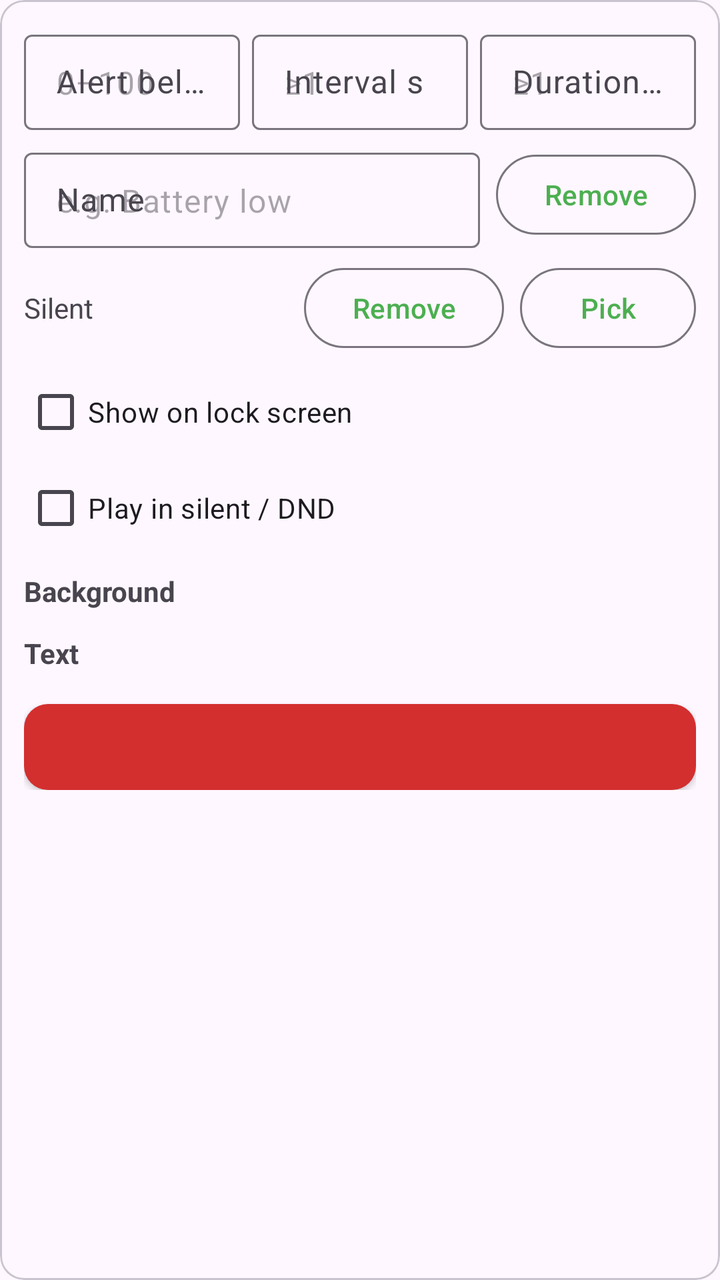
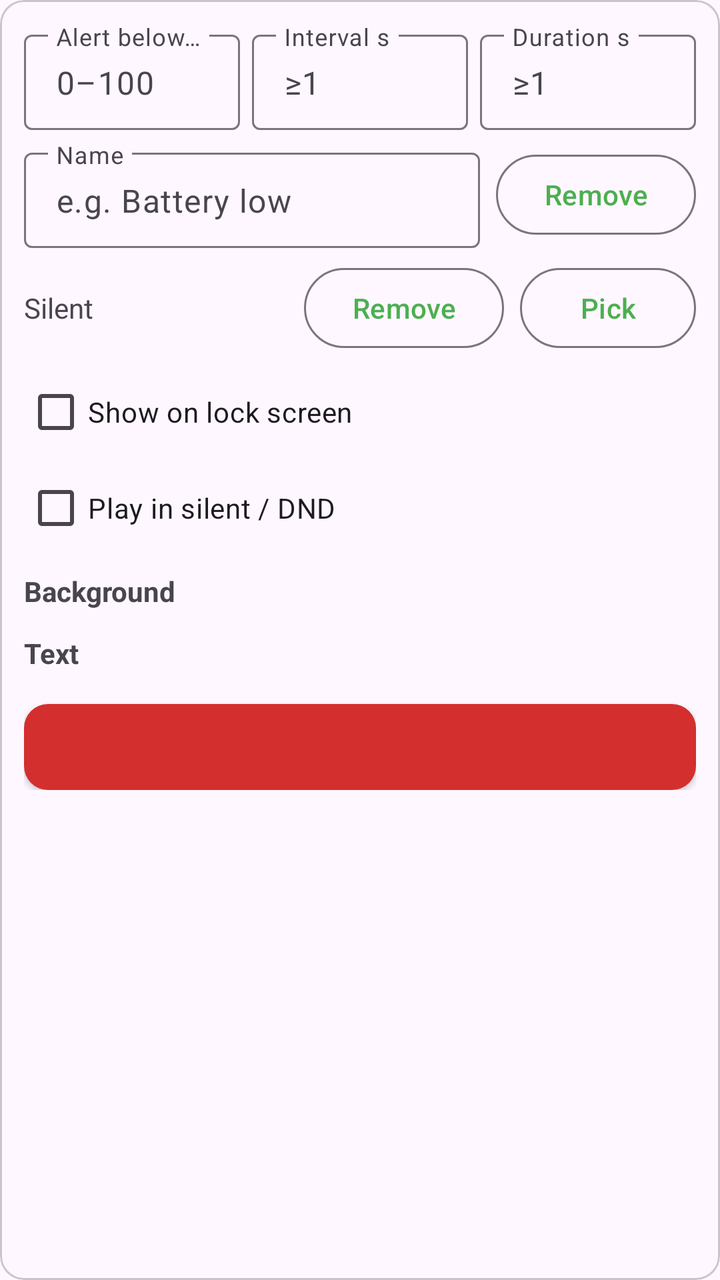

Before-and-after screenshots of an Android layout around one commit, followed by the original layout XML and the change that was made.
<!-- AndroidManifest.xml: application theme Theme.BattWarn -->
<!-- res/layout/item_threshold.xml -->
<?xml version="1.0" encoding="utf-8"?>
<com.google.android.material.card.MaterialCardView xmlns:android="http://schemas.android.com/apk/res/android"
    xmlns:app="http://schemas.android.com/apk/res-auto"
    android:layout_width="match_parent"
    android:layout_height="wrap_content"
    android:layout_marginTop="8dp"
    app:cardCornerRadius="12dp">

    <LinearLayout
        android:layout_width="match_parent"
        android:layout_height="wrap_content"
        android:orientation="vertical"
        android:padding="12dp">

        <LinearLayout
            android:layout_width="match_parent"
            android:layout_height="wrap_content"
            android:baselineAligned="false"
            android:orientation="horizontal">

            <com.google.android.material.textfield.TextInputLayout
                android:id="@+id/level_layout"
                style="@style/Widget.Material3.TextInputLayout.OutlinedBox.Dense"
                android:layout_width="0dp"
                android:layout_height="wrap_content"
                android:layout_marginEnd="6dp"
                android:layout_weight="1"
                android:hint="@string/label_level">

                <com.google.android.material.textfield.TextInputEditText
                    android:id="@+id/level_field"
                    android:layout_width="match_parent"
                    android:layout_height="wrap_content"
                    android:hint="@string/hint_percent"
                    android:inputType="number"
                    android:maxLines="1" />
            </com.google.android.material.textfield.TextInputLayout>

            <com.google.android.material.textfield.TextInputLayout
                android:id="@+id/interval_layout"
                style="@style/Widget.Material3.TextInputLayout.OutlinedBox.Dense"
                android:layout_width="0dp"
                android:layout_height="wrap_content"
                android:layout_marginEnd="6dp"
                android:layout_weight="1"
                android:hint="@string/label_interval">

                <com.google.android.material.textfield.TextInputEditText
                    android:id="@+id/interval_field"
                    android:layout_width="match_parent"
                    android:layout_height="wrap_content"
                    android:hint="@string/hint_seconds"
                    android:inputType="number"
                    android:maxLines="1" />
            </com.google.android.material.textfield.TextInputLayout>

            <com.google.android.material.textfield.TextInputLayout
                android:id="@+id/duration_layout"
                style="@style/Widget.Material3.TextInputLayout.OutlinedBox.Dense"
                android:layout_width="0dp"
                android:layout_height="wrap_content"
                android:layout_weight="1"
                android:hint="@string/label_duration">

                <com.google.android.material.textfield.TextInputEditText
                    android:id="@+id/duration_field"
                    android:layout_width="match_parent"
                    android:layout_height="wrap_content"
                    android:hint="@string/hint_seconds"
                    android:inputType="number"
                    android:maxLines="1" />
            </com.google.android.material.textfield.TextInputLayout>
        </LinearLayout>

        <LinearLayout
            android:layout_width="match_parent"
            android:layout_height="wrap_content"
            android:layout_marginTop="6dp"
            android:gravity="center_vertical"
            android:orientation="horizontal">

            <com.google.android.material.textfield.TextInputLayout
                android:id="@+id/name_layout"
                style="@style/Widget.Material3.TextInputLayout.OutlinedBox.Dense"
                android:layout_width="0dp"
                android:layout_height="wrap_content"
                android:layout_weight="1"
                android:hint="@string/label_name">

                <com.google.android.material.textfield.TextInputEditText
                    android:id="@+id/name_field"
                    android:layout_width="match_parent"
                    android:layout_height="wrap_content"
                    android:hint="@string/hint_name"
                    android:inputType="textCapSentences"
                    android:maxLines="1" />
            </com.google.android.material.textfield.TextInputLayout>

            <Button
                android:id="@+id/remove_threshold_button"
                style="@style/Widget.Material3.Button.OutlinedButton"
                android:layout_width="wrap_content"
                android:layout_height="wrap_content"
                android:layout_marginStart="8dp"
                android:text="@string/remove_threshold" />
        </LinearLayout>

        <LinearLayout
            android:layout_width="match_parent"
            android:layout_height="wrap_content"
            android:layout_marginTop="6dp"
            android:gravity="center_vertical"
            android:orientation="horizontal">

            <TextView
                android:id="@+id/sound_value"
                android:layout_width="0dp"
                android:layout_height="wrap_content"
                android:layout_weight="1"
                android:text="@string/sound_silent"
                android:textSize="14sp" />

            <Button
                android:id="@+id/remove_sound_button"
                style="@style/Widget.Material3.Button.OutlinedButton"
                android:layout_width="wrap_content"
                android:layout_height="wrap_content"
                android:text="@string/remove_sound" />

            <Button
                android:id="@+id/pick_sound_button"
                style="@style/Widget.Material3.Button.OutlinedButton"
                android:layout_width="wrap_content"
                android:layout_height="wrap_content"
                android:layout_marginStart="8dp"
                android:text="@string/pick_sound" />
        </LinearLayout>

        <com.google.android.material.checkbox.MaterialCheckBox
            android:id="@+id/lock_screen_check"
            android:layout_width="match_parent"
            android:layout_height="wrap_content"
            android:layout_marginTop="4dp"
            android:text="@string/lock_screen_alert" />

        <com.google.android.material.checkbox.MaterialCheckBox
            android:id="@+id/dnd_check"
            android:layout_width="match_parent"
            android:layout_height="wrap_content"
            android:text="@string/override_silent_dnd" />

        <TextView
            android:layout_width="wrap_content"
            android:layout_height="wrap_content"
            android:layout_marginTop="8dp"
            android:text="@string/label_bg_color"
            android:textSize="14sp"
            android:textStyle="bold" />

        <HorizontalScrollView
            android:layout_width="match_parent"
            android:layout_height="wrap_content"
            android:scrollbars="none">

            <LinearLayout
                android:id="@+id/bg_swatch_strip"
                android:layout_width="wrap_content"
                android:layout_height="wrap_content"
                android:orientation="horizontal"
                android:paddingTop="4dp"
                android:paddingBottom="4dp" />
        </HorizontalScrollView>

        <TextView
            android:layout_width="wrap_content"
            android:layout_height="wrap_content"
            android:layout_marginTop="4dp"
            android:text="@string/label_fg_color"
            android:textSize="14sp"
            android:textStyle="bold" />

        <HorizontalScrollView
            android:layout_width="match_parent"
            android:layout_height="wrap_content"
            android:scrollbars="none">

            <LinearLayout
                android:id="@+id/fg_swatch_strip"
                android:layout_width="wrap_content"
                android:layout_height="wrap_content"
                android:orientation="horizontal"
                android:paddingTop="4dp"
                android:paddingBottom="4dp" />
        </HorizontalScrollView>

        <TextView
            android:id="@+id/preview_text"
            android:layout_width="match_parent"
            android:layout_height="wrap_content"
            android:layout_marginTop="8dp"
            android:background="@drawable/overlay_banner_bg"
            android:elevation="2dp"
            android:gravity="center"
            android:padding="12dp"
            android:textColor="@color/white"
            android:textSize="14sp"
            android:textStyle="bold" />
    </LinearLayout>
</com.google.android.material.card.MaterialCardView>
<!-- resources referenced by this layout -->
<resources>
  <color name="white">#FFFFFFFF</color>
  <!-- drawable overlay_banner_bg (drawable) -->
  <?xml version="1.0" encoding="utf-8"?>
  <shape xmlns:android="http://schemas.android.com/apk/res/android"
      android:shape="rectangle">
      <solid android:color="@color/battery_red" />
      <corners android:radius="12dp" />
  </shape>
  <string name="hint_name">e.g. Battery low</string>
  <string name="hint_percent">0–100</string>
  <string name="hint_seconds">≥1</string>
  <string name="label_bg_color">Background</string>
  <string name="label_duration">Duration s</string>
  <string name="label_fg_color">Text</string>
  <string name="label_interval">Interval s</string>
  <string name="label_level">Alert below %</string>
  <string name="label_name">Name</string>
  <string name="lock_screen_alert">Show on lock screen</string>
  <string name="override_silent_dnd">Play in silent / DND</string>
  <string name="pick_sound">Pick</string>
  <string name="remove_sound">Remove</string>
  <string name="remove_threshold">Remove</string>
  <string name="sound_silent">Silent</string>
  <style name="Theme.BattWarn" parent="Theme.Material3.DayNight">
          <item name="colorPrimary">@color/battery_green</item>
      </style>
  <color name="battery_red">#D32F2F</color>
  <color name="battery_green">#4CAF50</color>
</resources>

<!-- the commit's change to res/layout/item_threshold.xml (unified diff, before → after) -->
@@ -25,13 +25,14 @@
                 android:layout_height="wrap_content"
                 android:layout_marginEnd="6dp"
                 android:layout_weight="1"
-                android:hint="@string/label_level">
+                android:hint="@string/label_level"
+                app:expandedHintEnabled="false"
+                app:placeholderText="@string/placeholder_percent">
 
                 <com.google.android.material.textfield.TextInputEditText
                     android:id="@+id/level_field"
                     android:layout_width="match_parent"
                     android:layout_height="wrap_content"
-                    android:hint="@string/hint_percent"
                     android:inputType="number"
                     android:maxLines="1" />
             </com.google.android.material.textfield.TextInputLayout>
@@ -43,13 +44,14 @@
                 android:layout_height="wrap_content"
                 android:layout_marginEnd="6dp"
                 android:layout_weight="1"
-                android:hint="@string/label_interval">
+                android:hint="@string/label_interval"
+                app:expandedHintEnabled="false"
+                app:placeholderText="@string/placeholder_seconds">
 
                 <com.google.android.material.textfield.TextInputEditText
                     android:id="@+id/interval_field"
                     android:layout_width="match_parent"
                     android:layout_height="wrap_content"
-                    android:hint="@string/hint_seconds"
                     android:inputType="number"
                     android:maxLines="1" />
             </com.google.android.material.textfield.TextInputLayout>
@@ -60,13 +62,14 @@
                 android:layout_width="0dp"
                 android:layout_height="wrap_content"
                 android:layout_weight="1"
-                android:hint="@string/label_duration">
+                android:hint="@string/label_duration"
+                app:expandedHintEnabled="false"
+                app:placeholderText="@string/placeholder_seconds">
 
                 <com.google.android.material.textfield.TextInputEditText
                     android:id="@+id/duration_field"
                     android:layout_width="match_parent"
                     android:layout_height="wrap_content"
-                    android:hint="@string/hint_seconds"
                     android:inputType="number"
                     android:maxLines="1" />
             </com.google.android.material.textfield.TextInputLayout>
@@ -85,13 +88,14 @@
                 android:layout_width="0dp"
                 android:layout_height="wrap_content"
                 android:layout_weight="1"
-                android:hint="@string/label_name">
+                android:hint="@string/label_name"
+                app:expandedHintEnabled="false"
+                app:placeholderText="@string/placeholder_name">
 
                 <com.google.android.material.textfield.TextInputEditText
                     android:id="@+id/name_field"
                     android:layout_width="match_parent"
                     android:layout_height="wrap_content"
-                    android:hint="@string/hint_name"
                     android:inputType="textCapSentences"
                     android:maxLines="1" />
             </com.google.android.material.textfield.TextInputLayout>
<!-- resource entries referenced after the edit -->
@@ -8,9 +8,6 @@
       <solid android:color="@color/battery_red" />
       <corners android:radius="12dp" />
   </shape>
-  <string name="hint_name">e.g. Battery low</string>
-  <string name="hint_percent">0–100</string>
-  <string name="hint_seconds">≥1</string>
   <string name="label_bg_color">Background</string>
   <string name="label_duration">Duration s</string>
   <string name="label_fg_color">Text</string>
@@ -20,6 +17,9 @@
   <string name="lock_screen_alert">Show on lock screen</string>
   <string name="override_silent_dnd">Play in silent / DND</string>
   <string name="pick_sound">Pick</string>
+  <string name="placeholder_name">e.g. Battery low</string>
+  <string name="placeholder_percent">0–100</string>
+  <string name="placeholder_seconds">≥1</string>
   <string name="remove_sound">Remove</string>
   <string name="remove_threshold">Remove</string>
   <string name="sound_silent">Silent</string>
